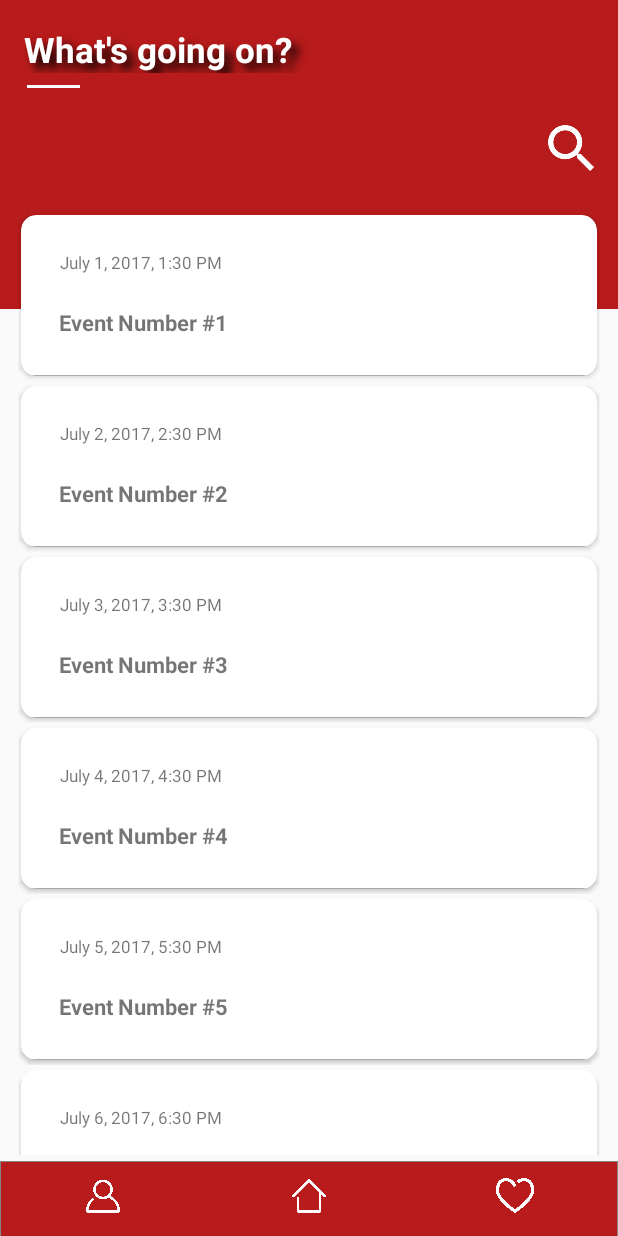
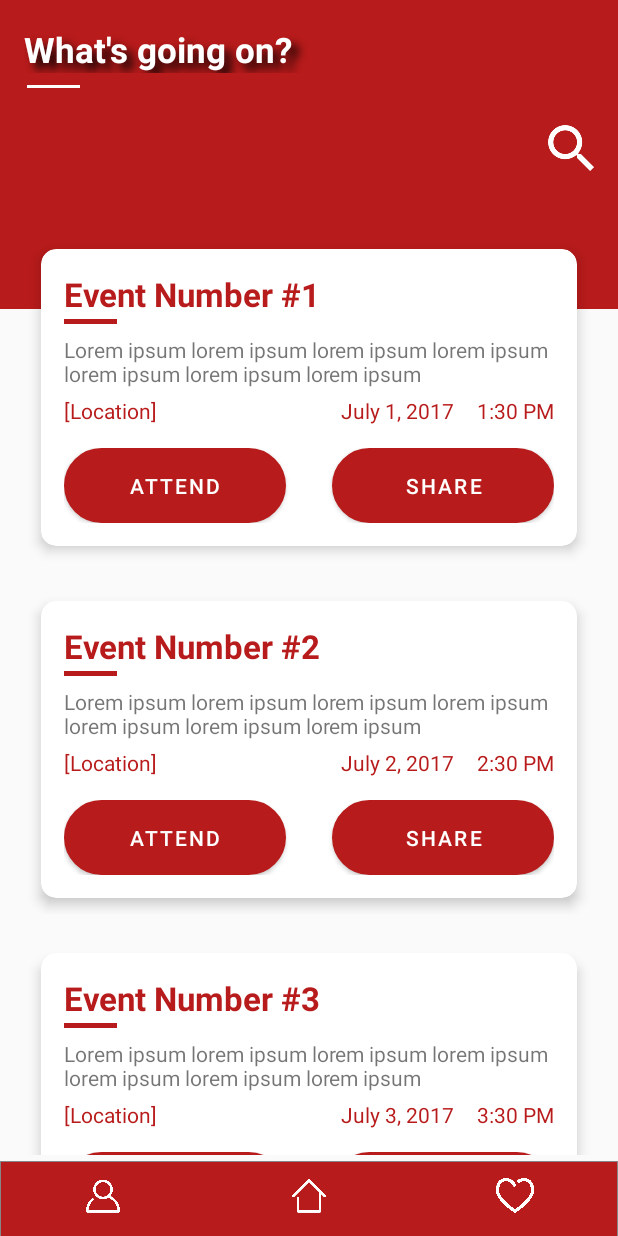
Before and after one commit to flaeteh/EvenioMobile, an Android app: the AttendedEventsFragment screen opened directly, with no data from a screen before it, after a tap on an icon or button, on a phone screen of 412 x 824 dp. Run offline under Robolectric (Android 15) with nearby library versions, the phone set to English and light mode, and no system bars.

Commit message:
RecyclerView Updates

```diff
--- a/app/src/main/java/tehtuble/com/eveniomobile/Model/EventsHomeDataList.kt
+++ b/app/src/main/java/tehtuble/com/eveniomobile/Model/EventsHomeDataList.kt
@@ -1,6 +1,7 @@
+/*
 package tehtuble.com.eveniomobile.Model
 
 class EventsHomeDataList {
 
    var events: ArrayList<EventsHomeData> = ArrayList()
-}
+}*/
--- a/app/src/main/java/tehtuble/com/eveniomobile/Model/EventsProfileData.kt
+++ b/app/src/main/java/tehtuble/com/eveniomobile/Model/EventsProfileData.kt
@@ -4,11 +4,10 @@ open class EventsProfileData {
 
     //sample data only for display purposes
 
-    lateinit var eventName: String
-    lateinit var eventDate: String
-    lateinit var eventTime: String
-    lateinit var eventLocation: String
-
+    var eventName: String
+    var eventDate: String
+    var eventTime: String
+    var eventLocation: String
 
 
     constructor(
--- a/app/src/main/java/tehtuble/com/eveniomobile/Model/EventsProfileDataList.kt
+++ b/app/src/main/java/tehtuble/com/eveniomobile/Model/EventsProfileDataList.kt
@@ -1,6 +1,7 @@
+/*
 package tehtuble.com.eveniomobile.Model
 
 class EventsProfileDataList {
 
     var events: ArrayList<EventsHomeData> = ArrayList()
-}
+}*/
--- a/app/src/main/java/tehtuble/com/eveniomobile/Adapter/EventsHomeAdapter.kt
+++ b/app/src/main/java/tehtuble/com/eveniomobile/View/Adapter/EventsHomeAdapter.kt
@@ -1,4 +1,4 @@
-package tehtuble.com.eveniomobile.Adapter
+package tehtuble.com.eveniomobile.View.Adapter
 
 import android.support.v7.widget.RecyclerView
 import android.view.LayoutInflater
@@ -32,7 +32,7 @@ class EventsHomeAdapter (
         fun bind(eventsList: EventsHomeData) = with(itemView) {
             txt_date.text = eventsList.eventDescription
             txt_time.text = eventsList.eventTime
-            txt_transaction.text = eventsList.eventName
+            txt_eventName.text = eventsList.eventName
         }
     }
 
--- a/app/src/main/java/tehtuble/com/eveniomobile/Adapter/ProfileAttendedRecyclerViewAdapter.kt
+++ b/app/src/main/java/tehtuble/com/eveniomobile/View/Adapter/ProfileAttendedRecyclerViewAdapter.kt
@@ -1,4 +1,4 @@
-package tehtuble.com.eveniomobile.Adapter
+package tehtuble.com.eveniomobile.View.Adapter
 
 import android.content.Context
 import android.support.v7.widget.RecyclerView
--- a/app/src/main/java/tehtuble/com/eveniomobile/Adapter/ProfilePageAdapter.kt
+++ b/app/src/main/java/tehtuble/com/eveniomobile/View/Adapter/ProfilePageAdapter.kt
@@ -1,9 +1,8 @@
-package tehtuble.com.eveniomobile.Adapter
+package tehtuble.com.eveniomobile.View.Adapter
 
 import android.support.v4.app.Fragment
 import android.support.v4.app.FragmentManager
 import android.support.v4.app.FragmentPagerAdapter
-import android.util.Log
 import tehtuble.com.eveniomobile.View.Fragments.AttendedEventsFragment
 import tehtuble.com.eveniomobile.View.Fragments.PendingEventsFragment
 
--- a/app/src/main/java/tehtuble/com/eveniomobile/View/EventsHomeActivity.kt
+++ b/app/src/main/java/tehtuble/com/eveniomobile/View/EventsHomeActivity.kt
@@ -10,7 +10,7 @@ import android.text.TextWatcher
 import android.view.WindowManager
 import android.widget.EditText
 import kotlinx.android.synthetic.main.activity_events_home.*
-import tehtuble.com.eveniomobile.Adapter.EventsHomeAdapter
+import tehtuble.com.eveniomobile.View.Adapter.EventsHomeAdapter
 import tehtuble.com.eveniomobile.Model.EventsHomeData
 import tehtuble.com.eveniomobile.R
 
--- a/app/src/main/java/tehtuble/com/eveniomobile/View/Fragments/AttendedEventsFragment.kt
+++ b/app/src/main/java/tehtuble/com/eveniomobile/View/Fragments/AttendedEventsFragment.kt
@@ -8,7 +8,7 @@ import android.support.v7.widget.RecyclerView
 import android.view.LayoutInflater
 import android.view.View
 import android.view.ViewGroup
-import tehtuble.com.eveniomobile.Adapter.ProfileAttendedRecyclerViewAdapter
+import tehtuble.com.eveniomobile.View.Adapter.ProfileAttendedRecyclerViewAdapter
 import tehtuble.com.eveniomobile.Model.EventsProfileData
 import tehtuble.com.eveniomobile.R
 
@@ -19,6 +19,7 @@ class AttendedEventsFragment : Fragment() {
 
     private var listener: OnFragmentInteractionListener? = null
     var recyclerView : RecyclerView? = null
+    var eventsData : EventsProfileData? = null
 
     override fun onCreate(savedInstanceState: Bundle?) {
         super.onCreate(savedInstanceState)
@@ -48,10 +49,10 @@ class AttendedEventsFragment : Fragment() {
 
 
         for(i in 1..5) {
-            var eventsData = EventsProfileData("Converge", "04/07/2017", "6:00 PM", "SM North Edsa")
+            eventsData = EventsProfileData("Converge", "04/07/2017", "6:00 PM", "SM North Edsa")
+        }
 
-            eventsList.add(eventsData)
-        }
+        eventsList.add(eventsData!!)
 
     }
 
--- a/app/src/main/java/tehtuble/com/eveniomobile/View/Fragments/PendingEventsFragment.kt
+++ b/app/src/main/java/tehtuble/com/eveniomobile/View/Fragments/PendingEventsFragment.kt
@@ -8,7 +8,7 @@ import android.support.v7.widget.RecyclerView
 import android.view.LayoutInflater
 import android.view.View
 import android.view.ViewGroup
-import tehtuble.com.eveniomobile.Adapter.ProfileAttendedRecyclerViewAdapter
+import tehtuble.com.eveniomobile.View.Adapter.ProfileAttendedRecyclerViewAdapter
 import tehtuble.com.eveniomobile.Model.EventsProfileData
 import tehtuble.com.eveniomobile.R
 
--- a/app/src/main/java/tehtuble/com/eveniomobile/View/ProfileActivity.kt
+++ b/app/src/main/java/tehtuble/com/eveniomobile/View/ProfileActivity.kt
@@ -4,13 +4,10 @@ import android.content.Intent
 import android.support.v7.app.AppCompatActivity
 import android.os.Bundle
 import android.support.design.widget.TabLayout
-import android.support.v7.widget.LinearLayoutManager
-import android.support.v7.widget.RecyclerView
 import android.view.View
 import android.view.WindowManager
 import kotlinx.android.synthetic.main.activity_profile.*
-import tehtuble.com.eveniomobile.Adapter.ProfilePageAdapter
-import tehtuble.com.eveniomobile.Model.EventsProfileData
+import tehtuble.com.eveniomobile.View.Adapter.ProfilePageAdapter
 import tehtuble.com.eveniomobile.R
 
 class ProfileActivity : AppCompatActivity() {
--- /dev/null
+++ b/app/src/main/res/drawable/bg_whiteoutline.xml
@@ -0,0 +1,9 @@
+<?xml version="1.0" encoding="utf-8"?>
+<shape xmlns:android="http://schemas.android.com/apk/res/android">
+
+    <size android:height="30dp" android:width="50dp"/>
+    <stroke android:color="#d7d7d7" android:width="1dp"/>
+    <solid android:color="#00000000"/>
+    <corners android:radius="150dp"/>
+
+</shape>
--- a/app/src/main/res/layout/recyclerview_events.xml
+++ b/app/src/main/res/layout/recyclerview_events.xml
@@ -1,5 +1,5 @@
 <?xml version="1.0" encoding="utf-8"?>
-<android.support.constraint.ConstraintLayout xmlns:android="http://schemas.android.com/apk/res/android"
+<LinearLayout xmlns:android="http://schemas.android.com/apk/res/android"
                                              xmlns:app="http://schemas.android.com/apk/res-auto"
                                              xmlns:tools="http://schemas.android.com/tools"
                                              android:layout_width="match_parent"
@@ -39,74 +39,118 @@
             app:layout_constraintGuide_percent="1.0"/>
 
     <android.support.v7.widget.CardView
-            android:layout_width="wrap_content"
+            android:layout_width="match_parent"
             android:layout_height="wrap_content"
             app:cardCornerRadius="10dp"
             android:layout_marginLeft="7dp"
             android:layout_marginRight="7dp"
             android:layout_marginTop="15dp"
-            android:layout_marginBottom="15dp"
             app:cardUseCompatPadding="true"
-            app:cardPreventCornerOverlap="false"
-            android:orientation="vertical">
+            android:orientation="vertical"
+            app:cardElevation="5dp"
+            android:id="@+id/cardView">
 
         <LinearLayout
+                android:orientation="vertical"
+                android:layout_width="match_parent"
+                android:layout_margin="15dp"
+                android:layout_height="wrap_content">
+
+            <TextView
+                    android:text="[Event Name]"
+                    android:layout_width="wrap_content"
+                    android:layout_height="wrap_content"
+                    android:layout_marginBottom="2dp"
+                    android:id="@+id/txt_eventName"
+                    android:layout_weight="1"
+                    android:textStyle="bold"
+                    android:textSize="22sp"
+                    android:textColor="@color/colorPrimaryDark"/>
+
+            <View
+                    android:background="@color/colorPrimaryDark"
+                    android:layout_width="35dp"
+                    android:layout_height="3dp"
+                    android:textAlignment="inherit"
+                    android:foregroundGravity="left"
+                    android:layout_marginBottom="7dp"
+                    android:id="@+id/horizontalLineview2"
+                    android:layout_weight="1"/>
+
+            <TextView
+                    android:text="@string/eventDescription"
                     android:layout_width="match_parent"
                     android:layout_height="wrap_content"
+                    android:id="@+id/txt_eventDescription"
+                    android:layout_marginBottom="5dp"
+                    android:layout_weight="1"/>
+
+            <LinearLayout
                     android:orientation="horizontal"
-                android:layout_marginTop="24dp">
+                    android:layout_width="match_parent"
+                    android:layout_height="match_parent"
+                    android:layout_marginBottom="15dp"
+                    android:layout_weight="1">
 
                 <TextView
-                    android:id="@+id/txt_date"
+                        android:text="[Location]"
                         android:layout_width="wrap_content"
                         android:layout_height="wrap_content"
-                    android:layout_marginLeft="26dp"
-                    android:text="Date"
-                    android:textSize="11.5dp" />
+                        android:id="@+id/txt_location"
+                        android:textColor="@color/colorPrimaryDark"
+                        android:layout_weight="7"/>
 
                 <TextView
-                    android:id="@+id/txt_comma"
+                        android:text="[Date]"
                         android:layout_width="wrap_content"
                         android:layout_height="wrap_content"
-                    android:text=", "
-                    android:textSize="11.5dp" />
+                        android:id="@+id/txt_date"
+                        android:gravity="right"
+                        android:textColor="@color/colorPrimaryDark"
+                        android:layout_weight="1"/>
 
                 <TextView
-                    android:id="@+id/txt_time"
+                        android:text="[Time]"
                         android:layout_width="wrap_content"
                         android:layout_height="wrap_content"
-                    android:text=" Time"
-                    android:textSize="11.5dp"
-            />
-
+                        android:id="@+id/txt_time"
+                        android:layout_weight="1"
+                        android:gravity="right"
+                        android:textColor="@color/colorPrimaryDark"/>
             </LinearLayout>
 
             <LinearLayout
+                    android:orientation="horizontal"
                     android:layout_width="match_parent"
-                android:layout_height="wrap_content"
-                android:orientation="vertical"
-                android:layout_marginTop="35dp"
-        >
+                    android:layout_height="match_parent"
+                    android:layout_weight="1">
 
-            <TextView
-                    android:id="@+id/txt_transaction"
-                    android:layout_width="match_parent"
-                    android:layout_height="wrap_content"
-                    android:text="Event Name"
-                    android:textSize="14.5dp"
-                    android:textStyle="bold"
-                    android:layout_marginTop="26dp"
-                    android:layout_marginLeft="25dp"
-                    android:layout_marginBottom="25dp"/>
+                <Button
+                        android:text="ATTEND"
+                        android:layout_marginRight="15dp"
+                        android:background="@drawable/btn_redbg"
+                        android:layout_width="wrap_content"
+                        android:layout_height="50dp"
+                        android:id="@+id/button2"
+                        android:letterSpacing="0.1"
+                        android:layout_weight="1"
+                        android:textColor="@android:color/white"/>
 
-            <View
-                    android:layout_width="match_parent"
-                    android:layout_height="0.2dp"
-                    android:background="@android:color/darker_gray"/>
+                <Button
+                        android:text="SHARE"
+                        android:layout_width="wrap_content"
+                        android:layout_marginLeft="15dp"
+                        android:background="@drawable/btn_redbg"
+                        android:layout_height="50dp"
+                        android:id="@+id/button4"
+                        android:letterSpacing="0.1"
+                        android:layout_weight="1"
+                        android:textColor="@android:color/white"/>
+            </LinearLayout>
 
         </LinearLayout>
 
     </android.support.v7.widget.CardView>
 
 
-</android.support.constraint.ConstraintLayout>
+</LinearLayout>
--- a/app/src/main/res/values/strings.xml
+++ b/app/src/main/res/values/strings.xml
@@ -1,3 +1,4 @@
 <resources>
     <string name="app_name">EvenioMobile</string>
+    <string name="eventDescription">Lorem ipsum lorem ipsum lorem ipsum lorem ipsum lorem ipsum lorem ipsum lorem ipsum</string>
 </resources>
```
Lines whose indentation alone changed are shown as unchanged.
